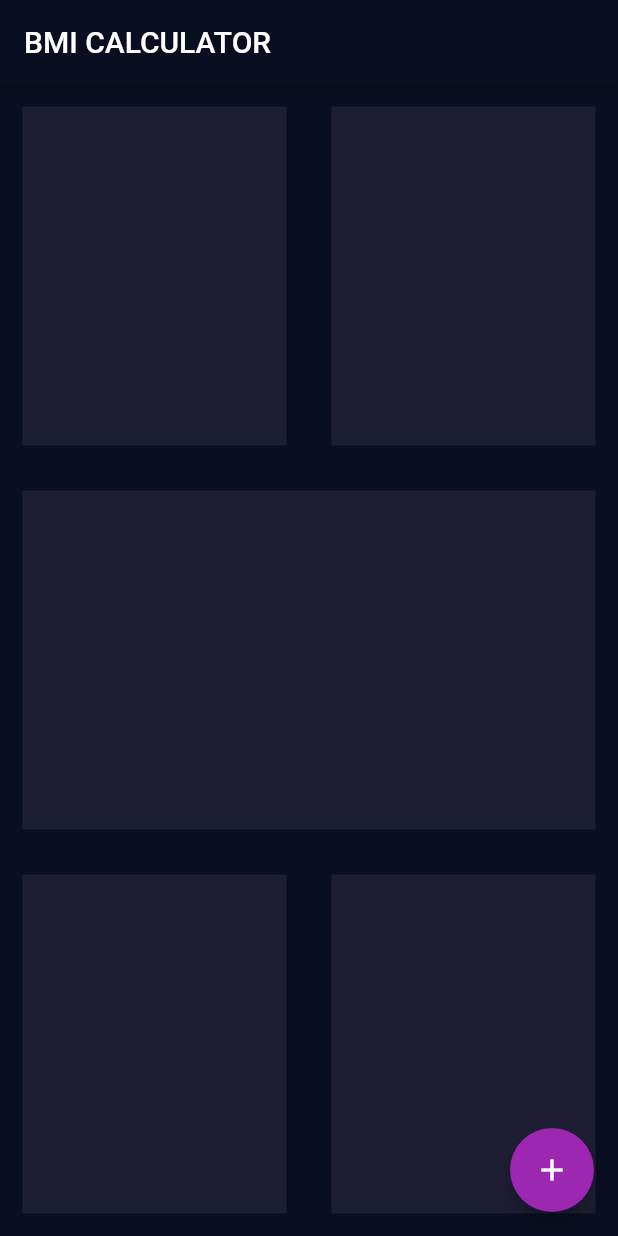
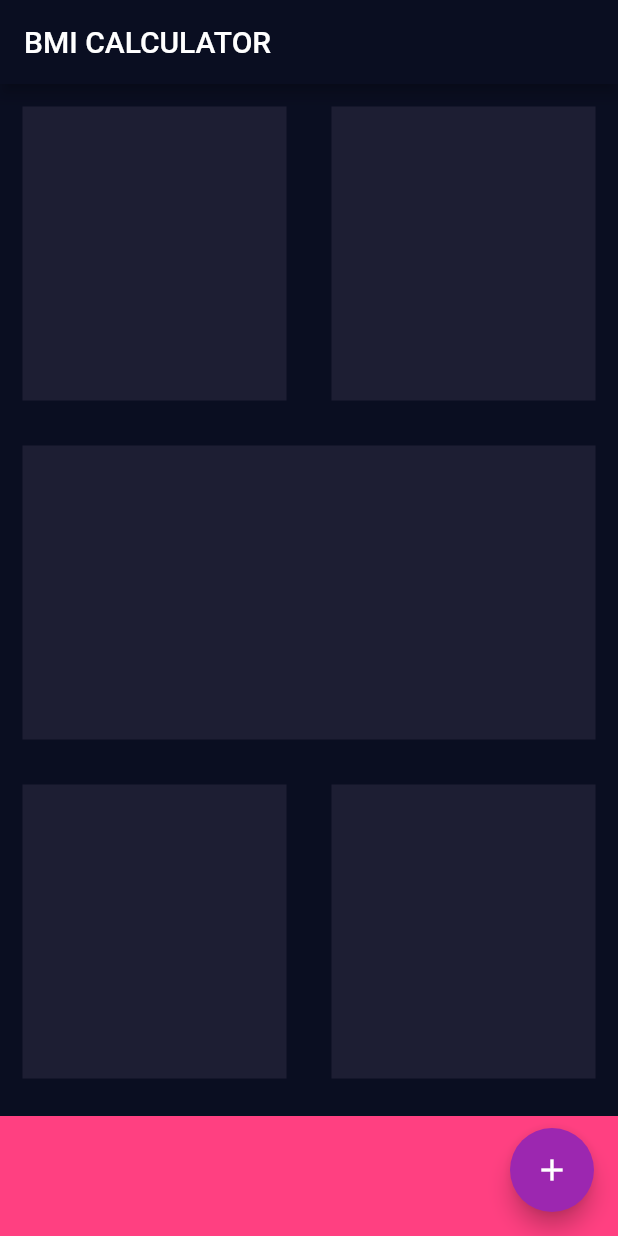
Before and after one commit to Akito-n/BMI_Calculator_flutter, a Flutter app: the screen it shows after launch, on a phone screen of 412 x 824 dp. Run offline on Flutter 3.47's test engine with Material 2 defaults, Android fonts, the phone set to English and light mode, and no system bars.

Commit message:
定数にまとめる

```diff
--- a/lib/pages/input_page.dart
+++ b/lib/pages/input_page.dart
@@ -1,4 +1,7 @@
 import 'package:flutter/material.dart';
+
+const defaultBoxColor = Color(0xFF1D1E33);
+const defaultHeight = 80.0;
 
 class InputPage extends StatefulWidget {
   @override
@@ -19,12 +22,12 @@ class _InputPageState extends State<InputPage> {
               children: [
                 Expanded(
                   child: ReusableCard(
-                    boxColor: Color(0xFF1D1E33),
+                    boxColor: defaultBoxColor,
                   ),
                 ),
                 Expanded(
                   child: ReusableCard(
-                    boxColor: Color(0xFF1D1E33),
+                    boxColor: defaultBoxColor,
                   ),
                 ),
               ],
@@ -32,7 +35,7 @@ class _InputPageState extends State<InputPage> {
           ),
           Expanded(
             child: ReusableCard(
-              boxColor: Color(0xFF1D1E33),
+              boxColor: defaultBoxColor,
             ),
           ),
           Expanded(
@@ -47,6 +50,11 @@ class _InputPageState extends State<InputPage> {
               ],
             ),
           ),
+          Container(
+            height: defaultHeight,
+            margin: EdgeInsets.only(top: 10.0),
+            color: Colors.pinkAccent,
+          )
         ],
       ),
       floatingActionButton: Theme(
```
